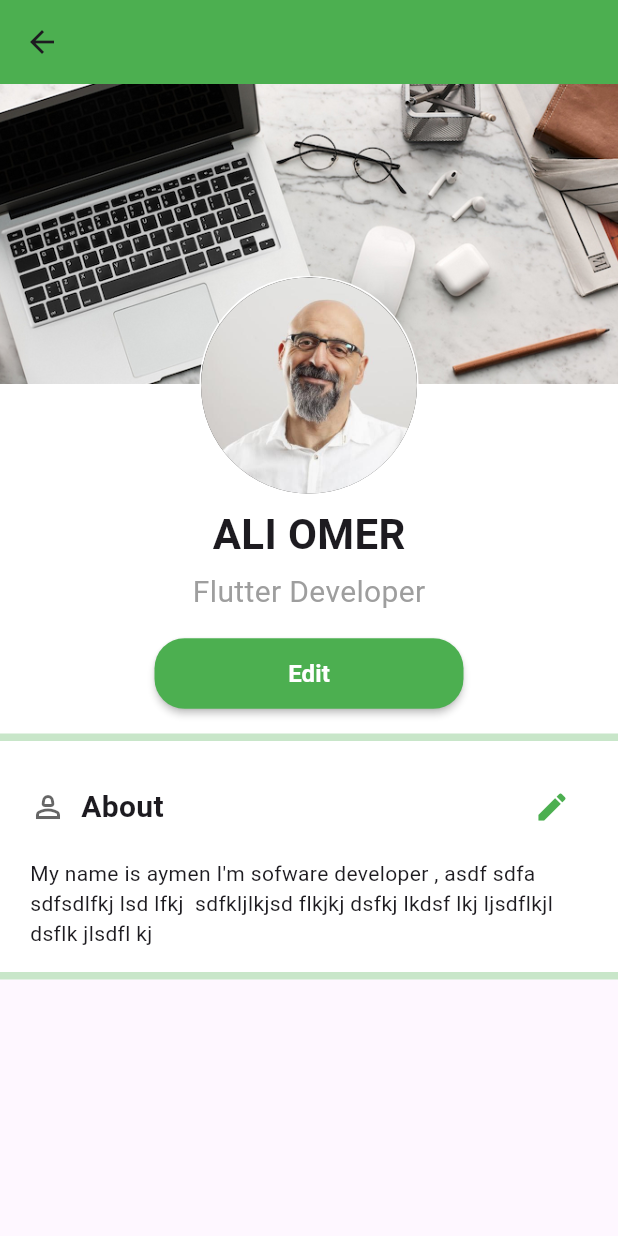
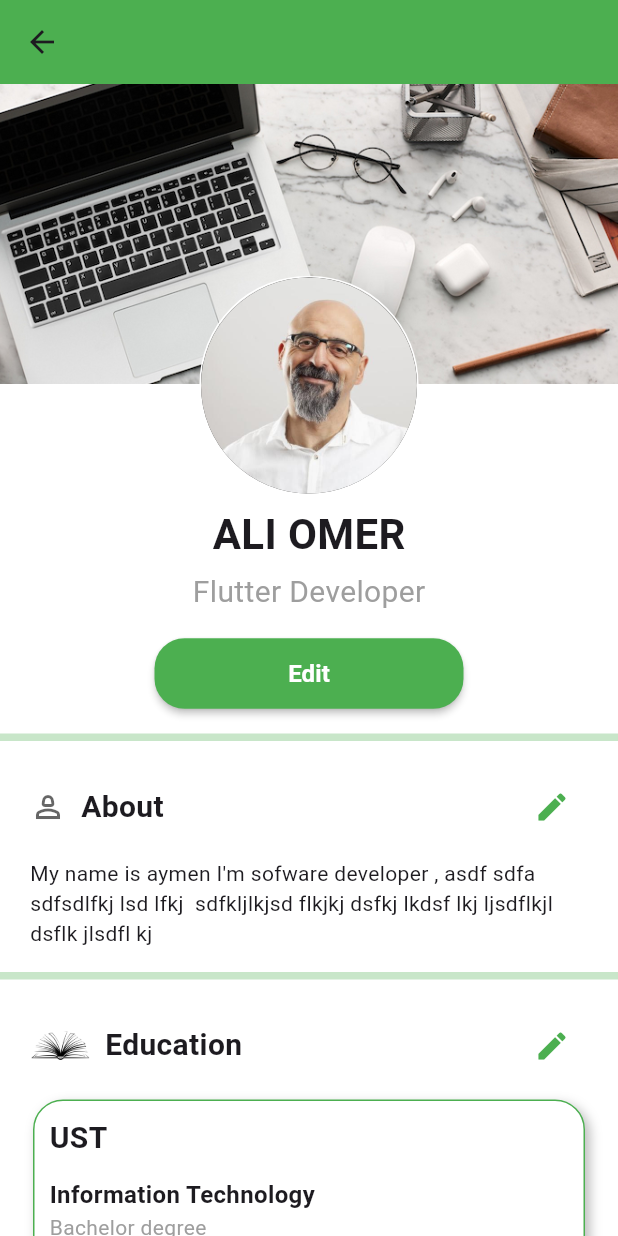
Before and after one commit to Idriss710/kon-app, a Flutter app: the ProfileScreen screen opened by its route, on a phone screen of 412 x 824 dp. Run offline on Flutter 3.47's test engine with Material 3 defaults, Android fonts, the phone set to English and light mode, and no system bars; our stand-ins replace animated_notch_bottom_bar, get, lottie.

Commit message:
Education Section And Their Edit Page

```diff
--- a/lib/views/profile_screen.dart
+++ b/lib/views/profile_screen.dart
@@ -1,7 +1,9 @@
 import 'package:flutter/material.dart';
 import 'package:get/get.dart';
+import 'package:kon/widgets/profile_editing_pages/edit_education.dart';
 import 'package:kon/widgets/profile_screen_widgets/about.dart';
 import 'package:kon/widgets/profile_screen_widgets/cover_and_photo.dart';
+import 'package:kon/widgets/profile_screen_widgets/education_and_certifications.dart';
 import 'package:kon/widgets/profile_screen_widgets/name_title_edit_button.dart';
 
 class ProfileScreen extends StatefulWidget {
@@ -15,58 +17,82 @@ class _ProfileScreenState extends State<ProfileScreen> {
   @override
   Widget build(BuildContext context) {
     return Scaffold(
-      appBar: AppBar(
+      body: SafeArea(
+        child: NestedScrollView(
+          headerSliverBuilder: (context, innerBoxIsScrolled) {
+            return [
+              SliverAppBar(
                 backgroundColor: Colors.green,
+                floating: false,
+                pinned: false,
+                snap: false,
+                expandedHeight: 56.0,
                 leading: IconButton(
                   onPressed: () {
                     Get.back();
                   },
-            icon: const Icon(Icons.arrow_back)),
+                  icon: const Icon(Icons.arrow_back),
                 ),
-      body: SafeArea(
-          child: SingleChildScrollView(
+              ),
+            ];
+          },
+          body: SingleChildScrollView(
+            physics: BouncingScrollPhysics(),
             child: Container(
               color: Colors.white,
               child: Column(
                 children: [
-              // custom PhotoAndTitle widget
                   const CoverAndPhoto(),
-
-
-
-              // Name nad Title
-
                   NameTitleAndEditButton(),
-
-              // // line for spreate
-              Container(
-                height: 5,
-                color: Colors.green[100],
+                  Container(height: 5, color: Colors.green[100]),
+                  const SizedBox(height: 20),
+                  About(),
+                  const SizedBox(height: 16),
+                  Container(height: 5, color: Colors.green[100]),
+                  const SizedBox(height: 20),
+                  Padding(
+                    padding: EdgeInsets.symmetric(horizontal: 20),
+                    child: Column(
+                      crossAxisAlignment: CrossAxisAlignment.start,
+                      children: [
+                        Row(
+                          children: [
+                            Image.asset(
+                              'assets/images/book.png',
+                              width: 40,
+                              height: 40,
+                              color: Colors.black,
                             ),
-
-
-              ///////////////////// About Section ////////////////////////
-              const SizedBox(
-                height: 20,
+                            SizedBox(width: 10),
+                            const Text(
+                              'Education',
+                              style: TextStyle(
+                                  fontSize: 20, fontWeight: FontWeight.bold),
                             ),
-              About(),
-              const SizedBox(
-                height: 16,
+                            Spacer(),
+                            IconButton(
+                              onPressed: () {
+                                Get.off(EditEducation());
+                              },
+                              icon: Icon(Icons.edit, color: Colors.green),
+                            )
+                          ],
                         ),
-                /////////////////// End About section //////////////
-              // line for spreate
-              Container(
-                height: 5,
-                color: Colors.green[100],
+                        SizedBox(height: 10),
+                        EducationAndCertifications(),
+                        SizedBox(height: 20),
+                      ],
                     ),
-
-
+                  ),
+                  Container(height: 5, color: Colors.green[100]),
 
 
                 ],
               ),
             ),
-      )),
+          ),
+        ),
+      ),
     );
   }
 }
--- /dev/null
+++ b/lib/widgets/profile_screen_widgets/education_and_certifications.dart
@@ -0,0 +1,128 @@
+// import 'package:flutter/material.dart';
+
+// class EducationAndCertificationsCard extends StatelessWidget {
+//   const EducationAndCertificationsCard({super.key});
+
+
+
+//   @override
+//   Widget build(BuildContext context) {
+//   final List <Map<String,dynamic>> education = [
+//     {'University':'UST', 'BSc, Msc, Php':'Bachelor degree', 'Major':'Information Technology','Grade Or Degree':'Very Good'},
+//     {'University':'USTC', 'BSc, Msc, Php':'Master degree', 'Major':'IT','Grade Or Degree':'Good'},
+//   ];
+
+//     return Container(
+//       width: double.infinity,
+//       child:  CustomCard(
+//               subtitles: education,
+//             ),
+
+//     );
+//   }
+// }
+
+// class CustomCard extends StatelessWidget {
+//   final List<Map<String, dynamic>> subtitles;
+
+//   const CustomCard({super.key, required this.subtitles});
+
+//   @override
+//   Widget build(BuildContext context) {
+//     return Card(
+//       // color: Colors.green[100],
+//       shape: RoundedRectangleBorder(borderRadius: BorderRadius.circular(12.0)),
+//       elevation: 4,
+//         child: Column(
+//           crossAxisAlignment: CrossAxisAlignment.start,
+//           children: [
+//             ...subtitles.map((item) => Padding(
+//                   padding: const EdgeInsets.all(16.0),
+//                   child: Column(
+//                     crossAxisAlignment: CrossAxisAlignment.start,
+//                     children: [
+//                       Text(
+//                         item["University"]!,
+//                         style: const TextStyle(fontSize: 20, fontWeight: FontWeight.bold),
+//                       ),
+//                       const SizedBox(height: 12),
+//                       Text(
+//                         item["Major"]!,
+//                         style: const TextStyle(fontSize: 16, fontWeight: FontWeight.w600),
+//                       ),
+//                       Text(
+//                         item["BSc, Msc, Php"]!,
+//                         style: const TextStyle(fontSize: 14, color: Colors.grey),
+//                       ),
+//                       Text(
+//                         item["Grade Or Degree"]!,
+//                         style: const TextStyle(fontSize: 14, color: Colors.grey),
+//                       ),
+//                       Divider(color: Colors.grey,)
+//                     ],
+//                   ),
+//                 )),
+//           ],
+//         ),
+
+//     );
+//   }
+// }
+
+
+import 'package:flutter/material.dart';
+
+class EducationAndCertifications extends StatelessWidget {
+  const EducationAndCertifications({super.key});
+
+
+  @override
+  Widget build(BuildContext context) {
+      final List <Map<String,dynamic>> education = [
+    {'University':'UST', 'BSc, Msc, Php':'Bachelor degree', 'Major':'Information Technology','Grade Or Degree':'Very Good'},
+    {'University':'USTC', 'BSc, Msc, Php':'Master degree', 'Major':'IT','Grade Or Degree':'Good'},
+  ];
+
+    return  Wrap(
+      children: education.map((item) =>  Container(
+    width: MediaQuery.of(context).size.width,
+            margin: EdgeInsets.all(2),
+            padding: EdgeInsets.all(10),
+            decoration: BoxDecoration(
+              color: Colors.white,
+              border: Border.all(color: Colors.green),
+              borderRadius: BorderRadius.circular(20),
+              boxShadow: [BoxShadow(
+                color: Colors.black26,
+                blurRadius: 6,
+                offset: Offset(3, 3)
+              )]
+            ),
+            child: Column(
+                      crossAxisAlignment: CrossAxisAlignment.start,
+                      children: [
+                        Text(
+                          item["University"]!,
+                          style: const TextStyle(fontSize: 20, fontWeight: FontWeight.bold),
+                        ),
+                        const SizedBox(height: 12),
+                        Text(
+                          item["Major"]!,
+                          style: const TextStyle(fontSize: 16, fontWeight: FontWeight.w600),
+                        ),
+                        Text(
+                          item["BSc, Msc, Php"]!,
+                          style: const TextStyle(fontSize: 14, color: Colors.grey),
+                        ),
+                        Text(
+                          item["Grade Or Degree"]!,
+                          style: const TextStyle(fontSize: 14, color: Colors.grey),
+                        ),
+                      ],
+                    ),
+          ) ,
+          ).toList()
+
+    );
+  }
+}
```
Also changed, not shown: lib/main.dart (+8 -0 lines), lib/views/home_scren.dart (+1 -7 lines), lib/widgets/profile_editing_pages/edit_education.dart (+86 -0 lines). Lines whose indentation alone changed are shown as unchanged.
